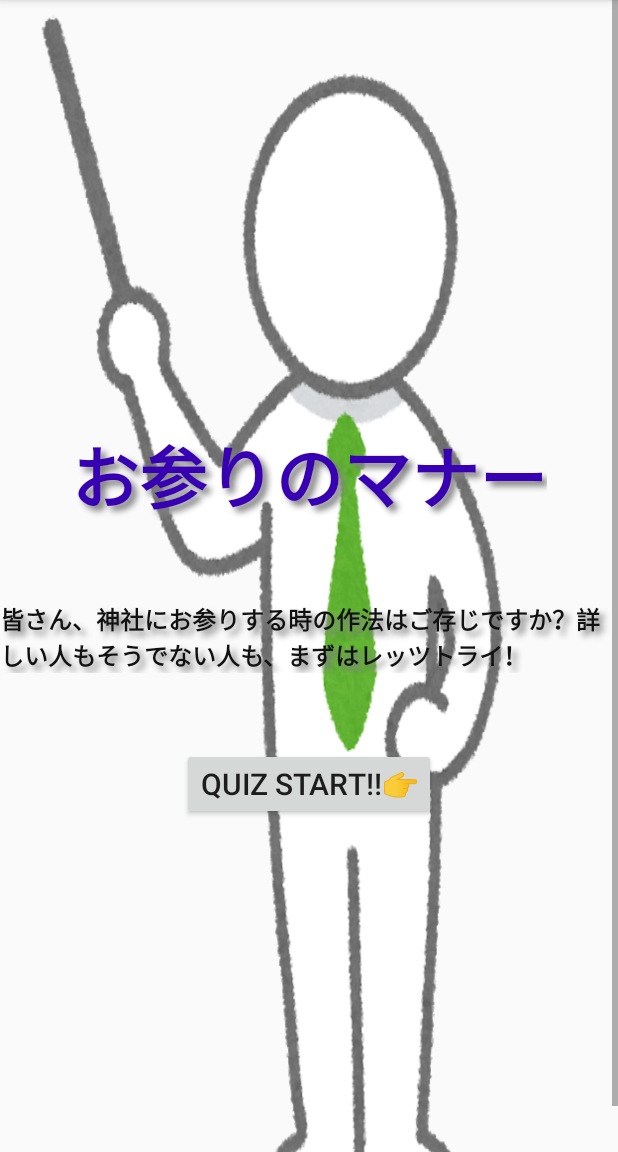
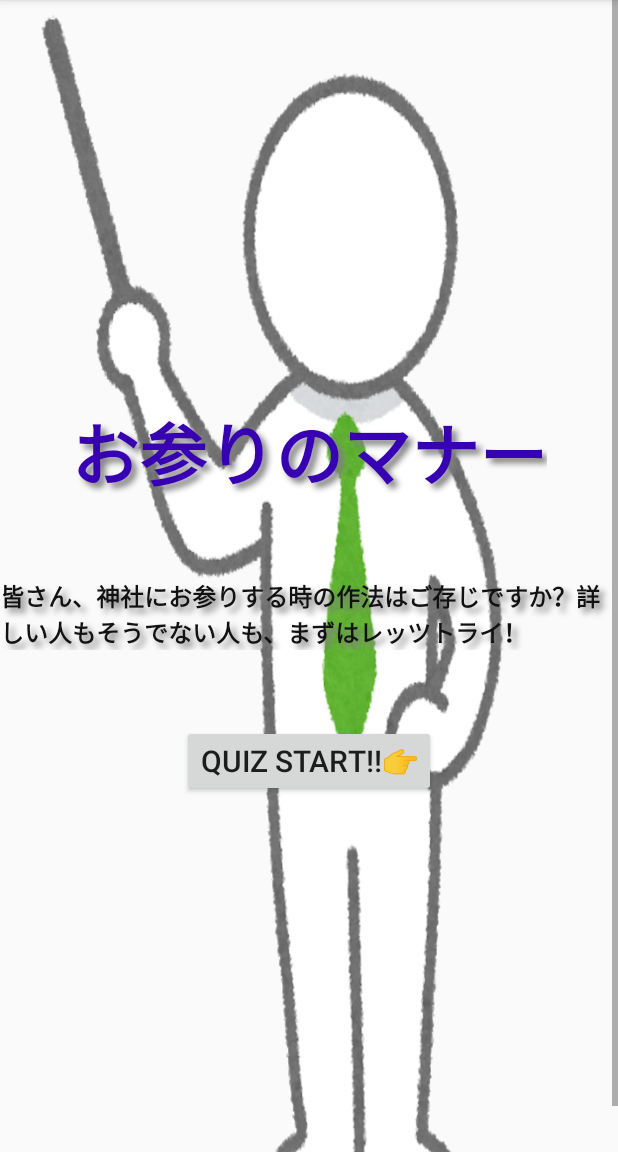
Before and after one commit to KosukeFujiwara/AndroidGameApp_Quiz_de_Sanpai, an Android app: the MannersActivity screen opened directly, with no data from a screen before it, on a phone screen of 412 x 824 dp, the part 84-1236 px from its top. Run offline under Robolectric (Android 15) with nearby library versions, the phone set to English and light mode, and no system bars.

Commit message:
誤字・レイアウト等微修正5

```diff
--- a/app/src/main/res/layout/activity_manners.xml
+++ b/app/src/main/res/layout/activity_manners.xml
@@ -14,7 +14,7 @@
         <TextView
             android:layout_width="wrap_content"
             android:layout_height="wrap_content"
-            android:layout_marginTop="30dp"
+            android:layout_marginTop="0dp"
             android:text="@string/mannersTitle"
             android:textSize="45sp"
             android:textColor="@color/colorPrimaryDark"
```
